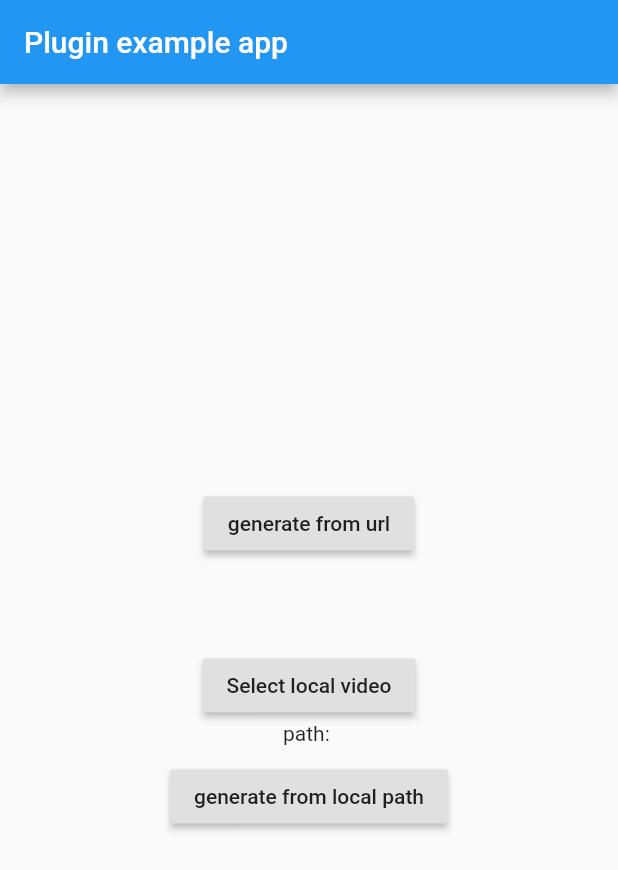
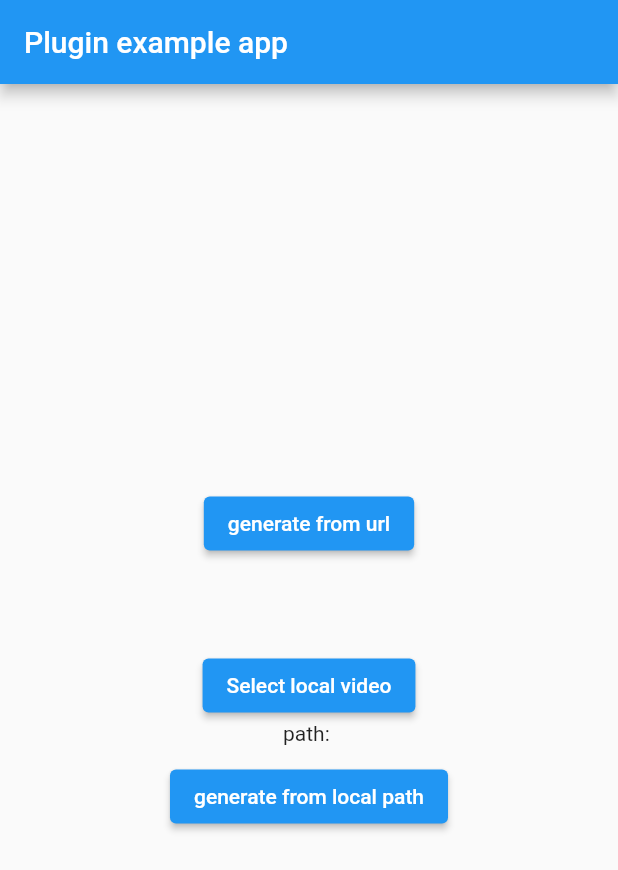
Before and after one commit to YuheiNakasaka/flutter_live_photos, a Flutter app: the screen it shows after launch, after a tap on "Select local video", on a phone screen of 412 x 824 dp. Shown: the top 870 px of the screen. Run offline on Flutter 3.47's test engine with Material 2 defaults, Android fonts, the light colour scheme and no system bars; our stand-ins replace image_picker.

Commit message:
Fixed an example & deprecated codes to address nullsafety

```diff
--- a/example/lib/main.dart
+++ b/example/lib/main.dart
@@ -29,14 +29,15 @@ class _MyAppState extends State<MyApp> {
           children: <Widget>[
             GenFromURLButton(),
             const SizedBox(height: 60),
-            RaisedButton(
+            ElevatedButton(
               child: Text('Select local video'),
               onPressed: () async {
-                final pickedFile =
-                    await picker.getVideo(source: ImageSource.gallery);
-                setState(() {
-                  videoFile = pickedFile.path;
-                });
+                final pickedFile = await picker.getVideo(source: ImageSource.gallery);
+                if (pickedFile != null) {
+                  setState(() {
+                    videoFile = pickedFile.path;
+                  });
+                }
               },
             ),
             Text('path: $videoFile'),
@@ -52,12 +53,11 @@ class _MyAppState extends State<MyApp> {
 class GenFromURLButton extends StatelessWidget {
   @override
   Widget build(BuildContext context) {
-    return RaisedButton(
+    return ElevatedButton(
       child: Text('generate from url'),
       onPressed: () {
         LivePhotos.generate(
-          videoURL:
-              "https://img.gifmagazine.net/gifmagazine/images/3870471/original.mp4",
+          videoURL: "https://img.gifmagazine.net/gifmagazine/images/3870471/original.mp4",
         ).then(
           (value) {
             if (value) {
@@ -69,14 +69,13 @@ class GenFromURLButton extends StatelessWidget {
                     shape: RoundedRectangleBorder(
                       borderRadius: BorderRadius.circular(10.0),
                     ),
-                    content: Text(
-                        'You can set the downloaded gif in [Settings] > [Wallpaper].'),
+                    content: Text('You can set the downloaded gif in [Settings] > [Wallpaper].'),
                     actions: <Widget>[
-                      FlatButton(
+                      TextButton(
                         child: Text('Cancel'),
                         onPressed: () => Navigator.pop(ctx),
                       ),
-                      FlatButton(
+                      TextButton(
                         child: Text('Open'),
                         onPressed: () => LivePhotos.openSettings(),
                       )
@@ -103,7 +102,7 @@ class GenFromLocalPathButton extends StatelessWidget {
 
   @override
   Widget build(BuildContext context) {
-    return RaisedButton(
+    return ElevatedButton(
       child: Text('generate from local path'),
       onPressed: () {
         if (path == '') {
@@ -122,14 +121,13 @@ class GenFromLocalPathButton extends StatelessWidget {
                     shape: RoundedRectangleBorder(
                       borderRadius: BorderRadius.circular(10.0),
                     ),
-                    content: Text(
-                        'You can set the downloaded gif in [Settings] > [Wallpaper].'),
+                    content: Text('You can set the downloaded gif in [Settings] > [Wallpaper].'),
                     actions: <Widget>[
-                      FlatButton(
+                      TextButton(
                         child: Text('Cancel'),
                         onPressed: () => Navigator.pop(ctx),
                       ),
-                      FlatButton(
+                      TextButton(
                         child: Text('Open'),
                         onPressed: () => LivePhotos.openSettings(),
                       )
```
Also changed, not shown: example/pubspec.yaml (+3 -4 lines), example/pubspec.lock, 8 other files.
